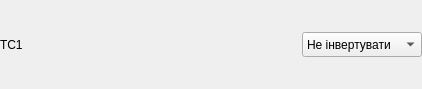
The window that tssettings.ui (Goodjamp/Mdio) describes before a commit, drawn with Qt 5.
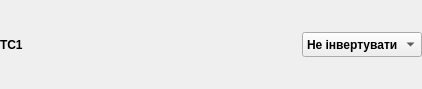
The same window after the commit.

Patch:
```diff
--- a/tssettings.ui
+++ b/tssettings.ui
@@ -40,6 +40,13 @@
        <height>25</height>
       </size>
      </property>
+     <property name="font">
+      <font>
+       <pointsize>9</pointsize>
+       <weight>75</weight>
+       <bold>true</bold>
+      </font>
+     </property>
      <property name="text">
       <string>ТС1</string>
      </property>
@@ -72,6 +79,13 @@
        <height>25</height>
       </size>
      </property>
+     <property name="font">
+      <font>
+       <pointsize>9</pointsize>
+       <weight>75</weight>
+       <bold>true</bold>
+      </font>
+     </property>
      <item>
       <property name="text">
        <string>Не інвертувати</string>
```
